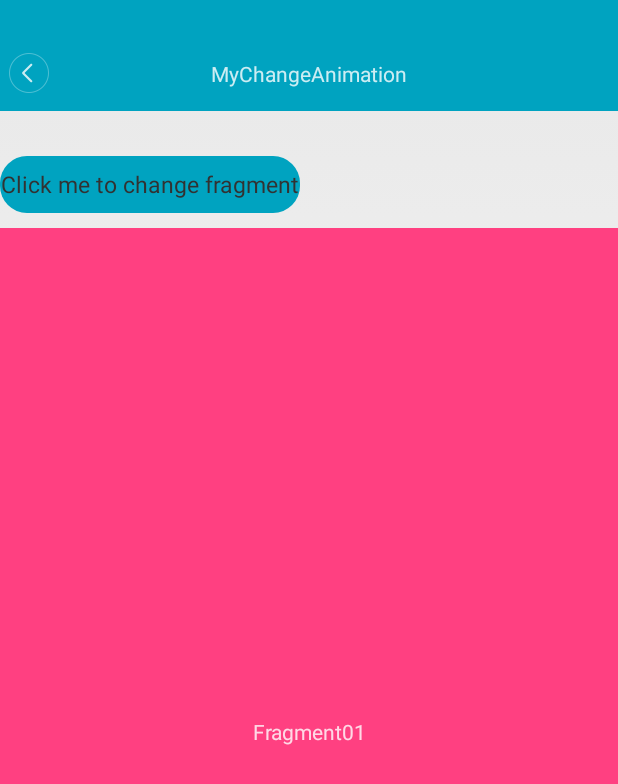
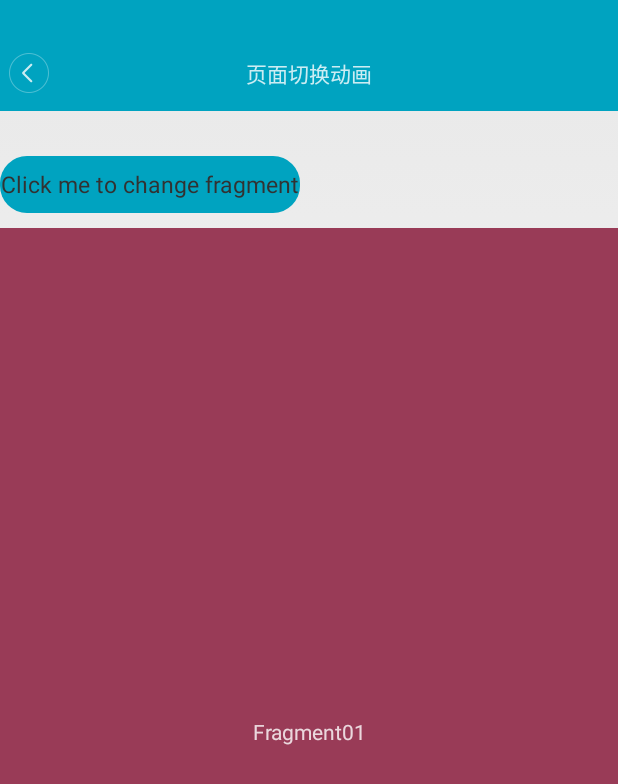
Before and after one commit to JayZhaoCN/CustomActionBar, an Android app: the ChangeAnimation screen opened directly, with no data from a screen before it, on a phone screen of 412 x 824 dp. Shown: the top 784 px of the screen. Run offline under Robolectric (Android 15) with nearby library versions, the phone set to English and light mode, and no system bars.

Commit message:
一些无用的修改

```diff
--- a/app/src/main/java/com/jayzhao/customactionbar/ChangeAnimation.java
+++ b/app/src/main/java/com/jayzhao/customactionbar/ChangeAnimation.java
@@ -38,7 +38,7 @@ public class ChangeAnimation extends MyBaseTitleActivity {
         super.onCreate(savedInstanceState);
         setStyle(STYLE.SINGLE_BACK);
         setContentView(R.layout.change_animation);
-        setTitle("MyChangeAnimation");
+        setTitle("页面切换动画");
 
         Display display = getWindowManager().getDefaultDisplay();
         display.getSize(mScreenSize);
@@ -76,8 +76,8 @@ public class ChangeAnimation extends MyBaseTitleActivity {
 
         mAnimator12 = ValueAnimator.ofInt(0, 100);
         mAnimator21 = ValueAnimator.ofInt(100, 0);
-        mAnimator21.setDuration(1500);
-        mAnimator12.setDuration(1500);
+        mAnimator21.setDuration(1000);
+        mAnimator12.setDuration(1000);
         mAnimator12.addUpdateListener(mListener);
         mAnimator21.addUpdateListener(mListener);
         initFragment02();
--- a/app/src/main/java/com/jayzhao/customactionbar/another_world/weekactive/WeekActiveCircle.java
+++ b/app/src/main/java/com/jayzhao/customactionbar/another_world/weekactive/WeekActiveCircle.java
@@ -107,6 +107,7 @@ public class WeekActiveCircle extends View {
         TypedArray ta = mContext.obtainStyledAttributes(attrs, R.styleable.WeekActiveCircle, 0, defStyleAttr);
         mRadius = ta.getDimensionPixelOffset(R.styleable.WeekActiveCircle_CircleRadius, 100);
         mDegree = ta.getInt(R.styleable.WeekActiveCircle_CircleDegree, 120);
+        Log.i(TAG, "mDegree: " + mDegree);
         ta.recycle();
     }
 
@@ -162,6 +163,7 @@ public class WeekActiveCircle extends View {
         canvas.drawArc(mRect, 90 + mDegree / 2, 360 - mDegree, false, mCirclePaint);
         drawLines(canvas);
         canvas.drawArc(mProgressRect, 90 + mDegree / 2, mCurrentDegree, false, mProgressPaint);
+        Log.i(TAG, "currentDegree: " + mCurrentDegree);
         drawDot(canvas);
     }
 
--- a/app/src/main/res/layout/fragment01_layout.xml
+++ b/app/src/main/res/layout/fragment01_layout.xml
@@ -8,7 +8,7 @@
       android:layout_height="match_parent"
       android:text="@string/fragment_name_1"
       android:textColor="@color/white_80_percent"
-      android:background="@color/colorAccent"
+      android:background="@color/bg_color_red_dark"
       android:gravity="center"
       />
 </com.jayzhao.customactionbar.MaskableLayout>
--- a/app/src/main/res/layout/jay_layout.xml
+++ b/app/src/main/res/layout/jay_layout.xml
@@ -4,13 +4,13 @@
     android:orientation="vertical"
     android:layout_width="match_parent"
     android:layout_height="match_parent"
-    android:background="@color/colorAccent"
+    android:background="@color/bg_color_red"
     >
 
     <TextView
         android:textSize="20sp"
         android:gravity="center"
-        android:text="宝宝最帅"
+        android:text="这是全屏的展示风格"
         android:layout_width="match_parent"
         android:layout_height="match_parent" />
 
--- a/build.gradle
+++ b/build.gradle
@@ -5,7 +5,7 @@ buildscript {
         jcenter()
     }
     dependencies {
-        classpath 'com.android.tools.build:gradle:1.5.0'
+        classpath 'com.android.tools.build:gradle:2.2.0'
 
         // NOTE: Do not place your application dependencies here; they belong
         // in the individual module build.gradle files
```
Also changed, not shown: app/src/main/java/com/jayzhao/customactionbar/MainActivity.java (+7 -7 lines), app/src/main/java/com/jayzhao/customactionbar/another_world/FragmentAnimationActivity.java (+5 -5 lines).
